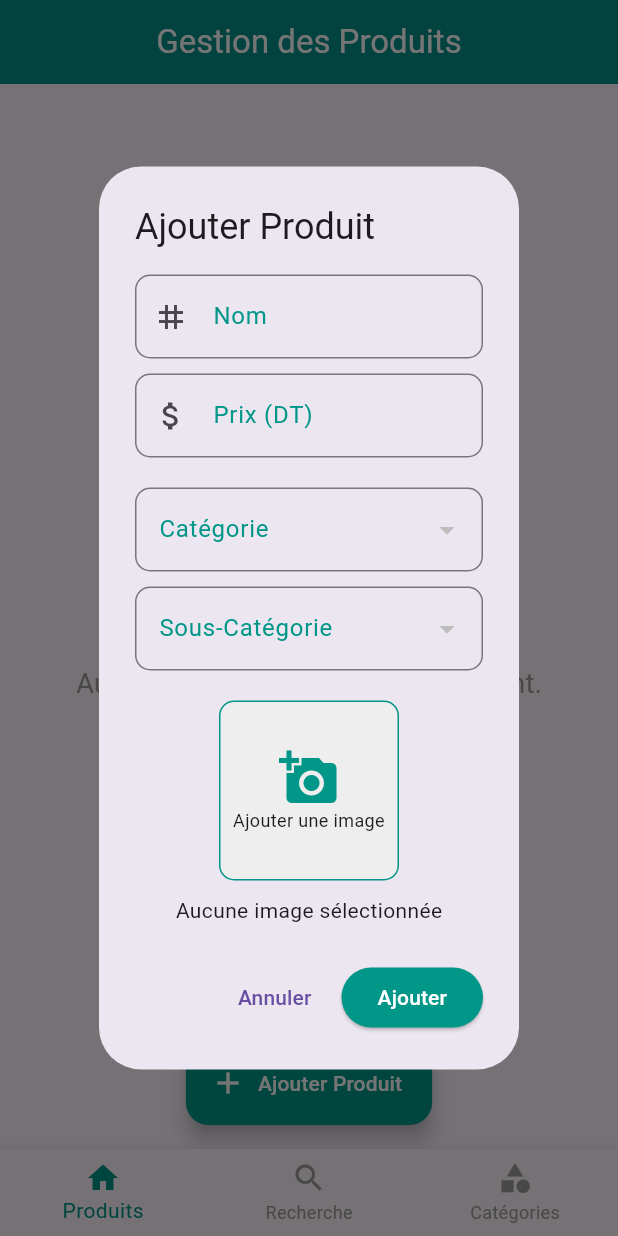
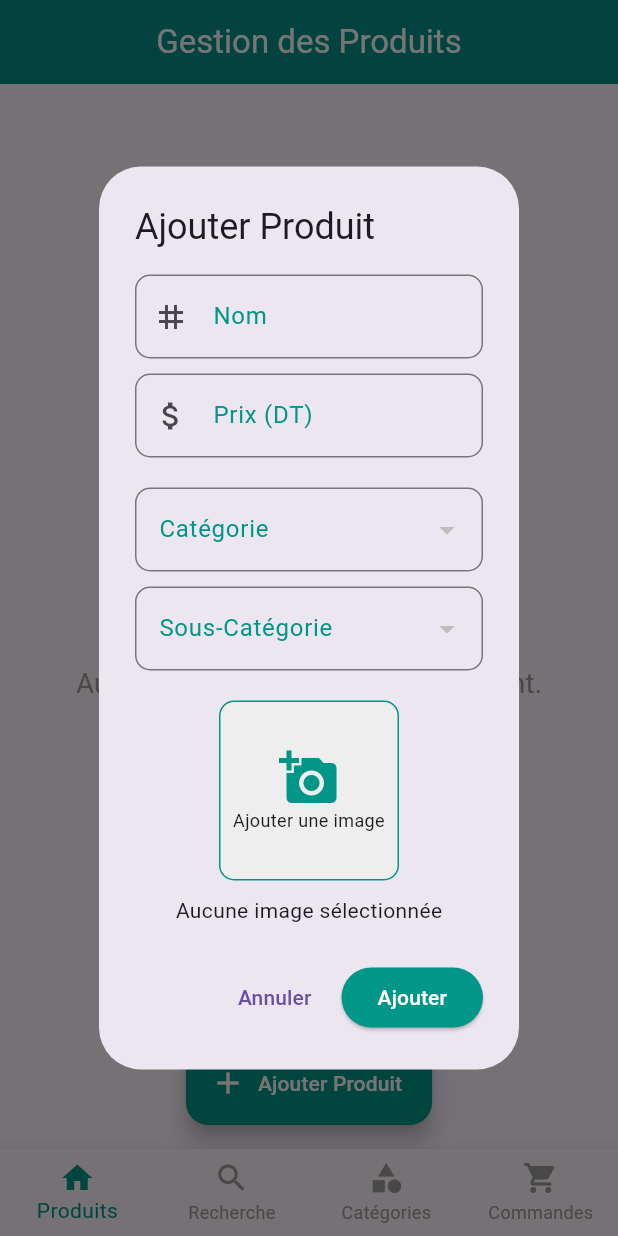
Before and after one commit to cheima-gue/animal_shop, a Flutter app: the screen it shows after launch, after a tap on "Ajouter Produit", on a phone screen of 412 x 824 dp. Run offline on Flutter 3.47's test engine with Material 3 defaults, Android fonts, the phone set to English and light mode, and no system bars; our stand-ins replace image_picker, sqflite_common_ffi; accounts and stored records are empty.

Commit message:
passage de commande

```diff
--- a/lib/main.dart
+++ b/lib/main.dart
@@ -1,3 +1,5 @@
+// lib/main.dart
+
 import 'dart:io';
 
 import 'package:flutter/material.dart';
@@ -8,6 +10,7 @@ import 'package:sqflite_common_ffi/sqflite_ffi.dart';
 import '../views/home_page.dart';
 import '../viewmodels/produit_viewmodel.dart';
 import '../viewmodels/category_viewmodel.dart';
+import '../viewmodels/cart_viewmodel.dart'; // NOUVEAU : Importez le CartViewModel
 import '../services/database_helper.dart';
 
 Future<void> main() async {
@@ -16,13 +19,7 @@ Future<void> main() async {
   sqfliteFfiInit();
   databaseFactory = databaseFactoryFfi;
 
-  // L'initialisation de la base de données est maintenant la seule chose nécessaire.
-  // La logique d'initialisation des données se fait à l'intérieur de cette méthode,
-  // et uniquement la première fois que la base de données est créée.
   await DatabaseHelper().initDatabase();
-
-  // Cette ligne est commentée car elle n'est plus nécessaire.
-  // await DatabaseHelper().populateInitialData();
 
   runApp(const MyApp());
 }
@@ -36,6 +33,9 @@ class MyApp extends StatelessWidget {
       providers: [
         ChangeNotifierProvider(create: (_) => ProduitViewModel()),
         ChangeNotifierProvider(create: (_) => CategoryViewModel()),
+        ChangeNotifierProvider(
+            create: (_) =>
+                CartViewModel()), // NOUVEAU : Ajoutez le CartViewModel
       ],
       child: MaterialApp(
         title: 'Gestion des Produits Desktop',
@@ -50,11 +50,8 @@ class MyApp extends StatelessWidget {
             elevation: 2,
           ),
           floatingActionButtonTheme: const FloatingActionButtonThemeData(
-            // Use primary and onPrimary for FloatingActionButtonThemeData
-            backgroundColor: Colors
-                .teal, // This one is still 'backgroundColor' for FloatingActionButtonThemeData
-            foregroundColor: Colors
-                .white, // This one is still 'foregroundColor' for FloatingActionButtonThemeData
+            backgroundColor: Colors.teal,
+            foregroundColor: Colors.white,
           ),
           inputDecorationTheme: InputDecorationTheme(
             border: OutlineInputBorder(
--- /dev/null
+++ b/lib/models/order_item.dart
@@ -0,0 +1,39 @@
+// lib/models/order_item.dart
+
+import 'produit.dart';
+
+class OrderItem {
+  int? id;
+  int? commandeId;
+  Produit produit;
+  int quantity;
+  double price;
+
+  OrderItem({
+    this.id,
+    this.commandeId,
+    required this.produit,
+    required this.quantity,
+    required this.price,
+  });
+
+  Map<String, dynamic> toMap() {
+    return {
+      'id': id,
+      'commandeId': commandeId,
+      'produitId': produit.id,
+      'quantity': quantity,
+      'price': price,
+    };
+  }
+
+  factory OrderItem.fromMap(Map<String, dynamic> map, Produit produit) {
+    return OrderItem(
+      id: map['id'],
+      commandeId: map['commandeId'],
+      produit: produit,
+      quantity: map['quantity'],
+      price: map['price'],
+    );
+  }
+}
--- a/lib/views/home_page.dart
+++ b/lib/views/home_page.dart
@@ -1,7 +1,8 @@
 import 'package:flutter/material.dart';
 import '../views/produit_home_page.dart';
 import '../views/produit_list_page.dart';
-import '../views/category_management_page.dart'; // Import the new page
+import '../views/category_management_page.dart';
+import '../views/order_page.dart'; // NOUVEAU : Importez la page de commandes
 
 class HomePage extends StatefulWidget {
   const HomePage({super.key});
@@ -43,9 +44,10 @@ class _HomePageState extends State<HomePage> {
         controller: _pageController,
         onPageChanged: _onPageChanged,
         children: const [
-          ProduitHomePage(), // Page 1: Manage Products (Add/Edit/Delete)
-          ProduitListPage(), // Page 2: List and Search Products
-          CategoryManagementPage(), // Page 3: Manage Categories and Sub-Categories
+          ProduitHomePage(), // Page 1: Gérer les produits
+          ProduitListPage(), // Page 2: Lister et rechercher les produits
+          CategoryManagementPage(), // Page 3: Gérer les catégories et sous-catégories
+          OrderPage(), // NOUVEAU : Page 4: Passer une commande
         ],
       ),
       bottomNavigationBar: BottomNavigationBar(
@@ -53,6 +55,7 @@ class _HomePageState extends State<HomePage> {
         onTap: _onItemTapped,
         selectedItemColor: Colors.teal,
         unselectedItemColor: Colors.grey,
+        type: BottomNavigationBarType.fixed, // Permet plus de 3 onglets
         items: const [
           BottomNavigationBarItem(
             icon: Icon(Icons.home),
@@ -66,6 +69,11 @@ class _HomePageState extends State<HomePage> {
             icon: Icon(Icons.category),
             label: 'Catégories',
           ),
+          BottomNavigationBarItem(
+            // NOUVEAU : Onglet pour la page de commandes
+            icon: Icon(Icons.shopping_cart),
+            label: 'Commandes',
+          ),
         ],
       ),
     );
--- /dev/null
+++ b/lib/views/order_page.dart
@@ -0,0 +1,212 @@
+import 'package:flutter/material.dart';
+import 'package:provider/provider.dart';
+import '../models/produit.dart';
+import '../viewmodels/produit_viewmodel.dart';
+import '../viewmodels/cart_viewmodel.dart';
+
+class OrderPage extends StatefulWidget {
+  const OrderPage({super.key});
+
+  @override
+  State<OrderPage> createState() => _OrderPageState();
+}
+
+class _OrderPageState extends State<OrderPage> {
+  final TextEditingController _searchController = TextEditingController();
+  String _searchText = '';
+
+  @override
+  void initState() {
+    super.initState();
+    _searchController.addListener(() {
+      setState(() {
+        _searchText = _searchController.text;
+      });
+    });
+  }
+
+  @override
+  void dispose() {
+    _searchController.dispose();
+    super.dispose();
+  }
+
+  void _showOrderConfirmationDialog(CartViewModel cartViewModel) {
+    showDialog(
+      context: context,
+      builder: (BuildContext context) {
+        return AlertDialog(
+          title: const Text('Confirmation de la commande'),
+          content: Text(
+            'Êtes-vous sûr de vouloir passer cette commande pour un total de ${cartViewModel.totalPrice.toStringAsFixed(2)} DT ?',
+          ),
+          actions: <Widget>[
+            TextButton(
+              child: const Text('Annuler'),
+              onPressed: () {
+                Navigator.of(context).pop();
+              },
+            ),
+            TextButton(
+              child: const Text('Confirmer'),
+              onPressed: () {
+                // TODO: Logique pour enregistrer la commande
+                cartViewModel.clearCart();
+                Navigator.of(context).pop();
+                ScaffoldMessenger.of(context).showSnackBar(
+                  const SnackBar(
+                      content: Text('Commande passée avec succès !')),
+                );
+              },
+            ),
+          ],
+        );
+      },
+    );
+  }
+
+  @override
+  Widget build(BuildContext context) {
+    final produitViewModel = Provider.of<ProduitViewModel>(context);
+    final cartViewModel = Provider.of<CartViewModel>(context);
+
+    // Filtrer les produits en fonction de la recherche
+    final filteredProduits = produitViewModel.produits.where((produit) {
+      return produit.nom.toLowerCase().contains(_searchText.toLowerCase());
+    }).toList();
+
+    return Scaffold(
+      appBar: AppBar(
+        title: const Text('Passage de Commandes'),
+      ),
+      body: Row(
+        children: [
+          // Section gauche : Recherche et liste des produits
+          Expanded(
+            flex: 2,
+            child: Padding(
+              padding: const EdgeInsets.all(16.0),
+              child: Column(
+                children: [
+                  TextField(
+                    controller: _searchController,
+                    decoration: const InputDecoration(
+                      labelText: 'Rechercher un produit...',
+                      prefixIcon: Icon(Icons.search),
+                      border: OutlineInputBorder(),
+                    ),
+                  ),
+                  const SizedBox(height: 16),
+                  Expanded(
+                    child: ListView.builder(
+                      itemCount: filteredProduits.length,
+                      itemBuilder: (context, index) {
+                        final produit = filteredProduits[index];
+                        return Card(
+                          margin: const EdgeInsets.symmetric(vertical: 4),
+                          child: ListTile(
+                            title: Text(produit.nom),
+                            subtitle:
+                                Text('${produit.prix.toStringAsFixed(2)} DT'),
+                            trailing: IconButton(
+                              icon: const Icon(Icons.add_shopping_cart,
+                                  color: Colors.teal),
+                              onPressed: () {
+                                cartViewModel.addItem(produit);
+                              },
+                            ),
+                          ),
+                        );
+                      },
+                    ),
+                  ),
+                ],
+              ),
+            ),
+          ),
+          // Section droite : Panier
+          Expanded(
+            flex: 1,
+            child: Container(
+              color: Colors.grey[200],
+              padding: const EdgeInsets.all(16.0),
+              child: Column(
+                children: [
+                  const Text(
+                    'Panier',
+                    style: TextStyle(fontSize: 24, fontWeight: FontWeight.bold),
+                  ),
+                  const Divider(),
+                  Expanded(
+                    child: ListView.builder(
+                      itemCount: cartViewModel.items.length,
+                      itemBuilder: (context, index) {
+                        final orderItem =
+                            cartViewModel.items.values.toList()[index];
+                        return ListTile(
+                          title: Text(orderItem.produit.nom),
+                          subtitle: Text(
+                              'Quantité: ${orderItem.quantity} x ${orderItem.price.toStringAsFixed(2)} DT'),
+                          trailing: Text(
+                              '${(orderItem.quantity * orderItem.price).toStringAsFixed(2)} DT'),
+                        );
+                      },
+                    ),
+                  ),
+                  const Divider(),
+                  Padding(
+                    padding: const EdgeInsets.symmetric(vertical: 8.0),
+                    child: Row(
+                      mainAxisAlignment: MainAxisAlignment.spaceBetween,
+                      children: [
+                        const Text(
+                          'Total:',
+                          style: TextStyle(
+                              fontSize: 20, fontWeight: FontWeight.bold),
+                        ),
+                        Text(
+                          '${cartViewModel.totalPrice.toStringAsFixed(2)} DT',
+                          style: const TextStyle(
+                              fontSize: 20,
+                              fontWeight: FontWeight.bold,
+                              color: Colors.teal),
+                        ),
+                      ],
+                    ),
+                  ),
+                  const SizedBox(height: 16),
+                  Row(
+                    children: [
+                      Expanded(
+                        child: ElevatedButton(
+                          style: ElevatedButton.styleFrom(
+                            backgroundColor: Colors.teal,
+                            foregroundColor: Colors.white,
+                          ),
+                          onPressed: cartViewModel.items.isEmpty
+                              ? null
+                              : () =>
+                                  _showOrderConfirmationDialog(cartViewModel),
+                          child: const Text('Passer la Commande'),
+                        ),
+                      ),
+                      const SizedBox(width: 8),
+                      Expanded(
+                        child: ElevatedButton(
+                          onPressed: cartViewModel.items.isEmpty
+                              ? null
+                              : () => cartViewModel.clearCart(),
+                          child: const Text('Vider le Panier'),
+                        ),
+                      ),
+                    ],
+                  ),
+                ],
+              ),
+            ),
+          ),
+        ],
+      ),
+    );
+  }
+}
```
Also changed, not shown: lib/models/commande.dart (added, +34 -0 lines), lib/viewmodels/cart_viewmodel.dart (added, +63 -0 lines).
